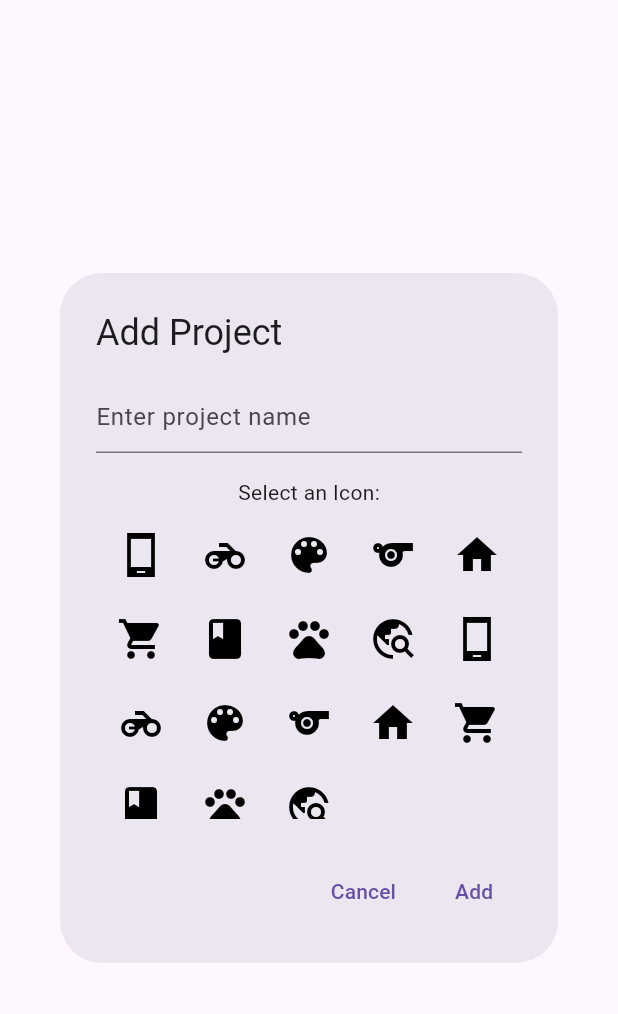
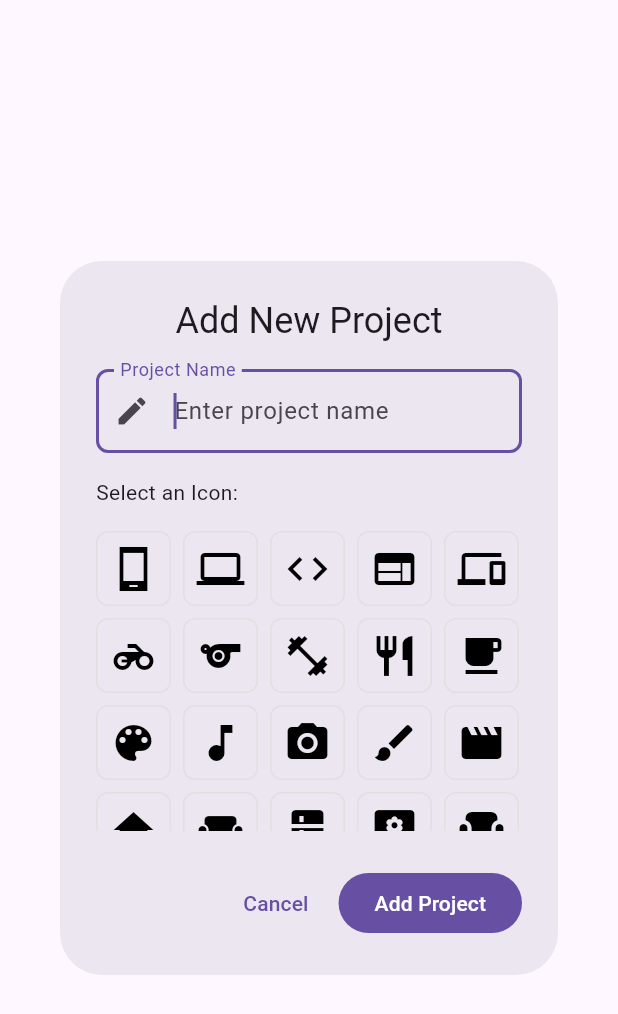
Before and after one commit to chamishkadilina/ladder_up, a Flutter app: the AddProjectDialog widget shown alone on an empty page, opened directly, on a phone screen of 412 x 824 dp. Shown: the top 1014 px of the screen. Run offline on Flutter 3.47's test engine with Material 3 defaults, Android fonts, the phone set to English and light mode, and no system bars.

Commit message:
ui modified

```diff
--- a/lib/widgets/add_project_dialog.dart
+++ b/lib/widgets/add_project_dialog.dart
@@ -1,5 +1,6 @@
 import 'package:flutter/material.dart';
 import 'package:ladder_up/providers/project_provider.dart';
+import 'package:ladder_up/widgets/show_custom_snackbar.dart';
 import 'package:provider/provider.dart';
 
 class AddProjectDialog extends StatefulWidget {
@@ -15,42 +16,59 @@ class _AddProjectDialogState extends State<AddProjectDialog> {
 
   final List<IconData> availableIcons = [
     Icons.phone_android_sharp,
+    Icons.computer,
+    Icons.code,
+    Icons.web,
+    Icons.devices,
     Icons.motorcycle,
+    Icons.sports,
+    Icons.fitness_center,
+    Icons.restaurant,
+    Icons.local_cafe,
     Icons.color_lens,
-    Icons.sports,
+    Icons.music_note,
+    Icons.camera_alt,
+    Icons.brush,
+    Icons.movie,
     Icons.home,
+    Icons.weekend,
+    Icons.kitchen,
+    Icons.yard,
+    Icons.chair,
     Icons.shopping_cart,
     Icons.book,
     Icons.pets,
     Icons.travel_explore,
-    Icons.phone_android_sharp,
-    Icons.motorcycle,
-    Icons.color_lens,
-    Icons.sports,
-    Icons.home,
-    Icons.shopping_cart,
-    Icons.book,
-    Icons.pets,
-    Icons.travel_explore,
+    Icons.work,
   ];
 
   @override
   Widget build(BuildContext context) {
     return AlertDialog(
-      title: const Text("Add Project"),
+      title: const Center(
+        child: Text("Add New Project"),
+      ),
       content: SingleChildScrollView(
         child: Column(
           mainAxisSize: MainAxisSize.min,
+          crossAxisAlignment: CrossAxisAlignment.stretch,
           children: [
             TextField(
               controller: controller,
-              decoration: const InputDecoration(
+              decoration: InputDecoration(
+                labelText: 'Project Name',
                 hintText: "Enter project name",
+                prefixIcon: const Icon(Icons.edit),
+                border: OutlineInputBorder(
+                  borderRadius: BorderRadius.circular(8),
+                ),
               ),
+              textCapitalization: TextCapitalization.words,
+              autofocus: true,
             ),
             const SizedBox(height: 16),
             const Text("Select an Icon:"),
-            const SizedBox(height: 8),
+            const SizedBox(height: 16),
             SizedBox(
               height: 200, // Set a height constraint for the icon grid
               child: SingleChildScrollView(
@@ -66,6 +84,10 @@ class _AddProjectDialogState extends State<AddProjectDialog> {
                       },
                       child: Container(
                         decoration: BoxDecoration(
+                          border: Border.all(
+                            width: 1,
+                            color: Colors.grey.shade300,
+                          ),
                           color: selectedIcon == icon
                               ? Colors.blueAccent.withOpacity(0.2)
                               : Colors.transparent,
@@ -92,17 +114,23 @@ class _AddProjectDialogState extends State<AddProjectDialog> {
           onPressed: () {
             Navigator.of(context).pop();
           },
-          child: const Text("Cancel"),
+          child: const Text('Cancel'),
         ),
-        TextButton(
+        FilledButton(
           onPressed: () {
             if (controller.text.isNotEmpty && selectedIcon != null) {
               Provider.of<ProjectProvider>(context, listen: false)
                   .addProject(controller.text, icon: selectedIcon);
               Navigator.of(context).pop();
             }
+            if (controller.text.isEmpty) {
+              showCustomSnackBar(context, 'Please enter a project name');
+            }
+            if (selectedIcon == null) {
+              showCustomSnackBar(context, 'Please select an icon');
+            }
           },
-          child: const Text("Add"),
+          child: const Text('Add Project'),
         ),
       ],
     );
--- /dev/null
+++ b/lib/widgets/show_custom_snackbar.dart
@@ -0,0 +1,12 @@
+import 'package:flutter/material.dart';
+
+void showCustomSnackBar(BuildContext context, String message) {
+  ScaffoldMessenger.of(context).showSnackBar(
+    SnackBar(
+      content: Text(message),
+      behavior: SnackBarBehavior.floating,
+      duration: const Duration(seconds: 3),
+      margin: const EdgeInsets.all(16),
+    ),
+  );
+}
```
